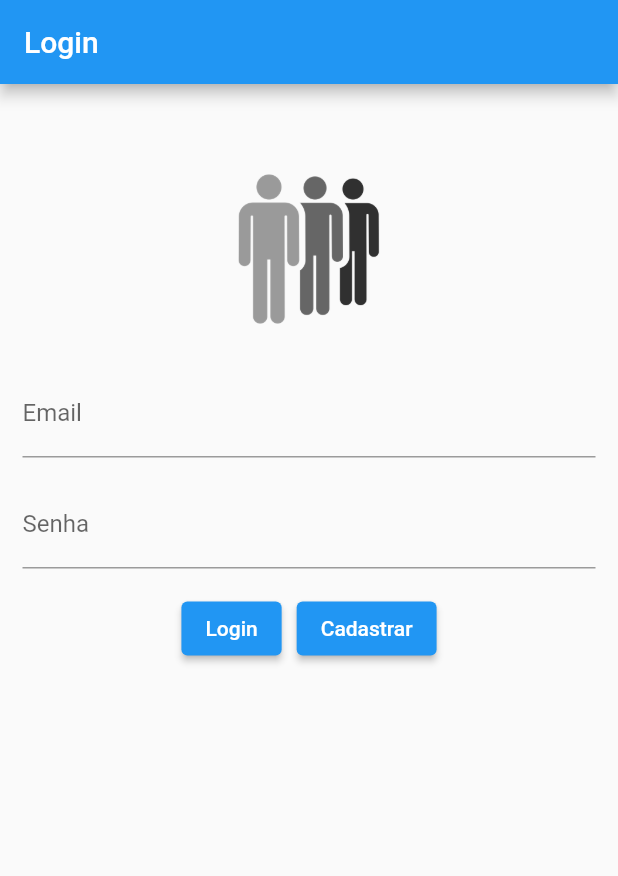
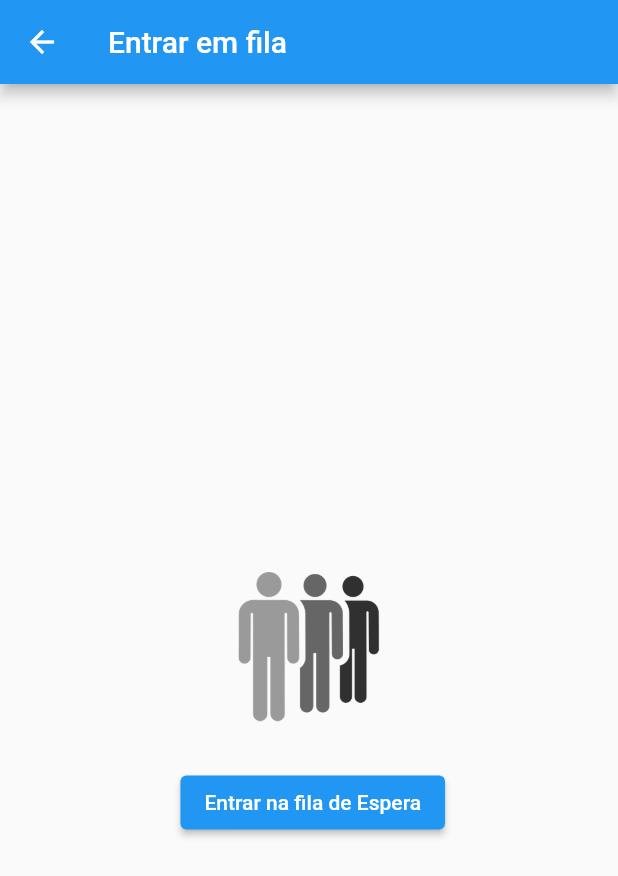
Before and after one commit to rm344672/controlador_filas, a Flutter app: the screen it shows after launch, after a tap on "Login", on a phone screen of 412 x 824 dp. Shown: the top 876 px of the screen. Run offline on Flutter 3.47's test engine with Material 2 defaults, Android fonts, the phone set to English and light mode, and no system bars; our stand-ins replace flutter_screenutil.

Commit message:
tela de entrada na fila

```diff
--- a/lib/main.dart
+++ b/lib/main.dart
@@ -12,7 +12,7 @@ class MyApp extends StatelessWidget {
   @override
   Widget build(BuildContext context) {
     return MaterialApp(
-      title: 'Flutter Demo',
+      title: 'Cadastro de filas',
       theme: ThemeData(
         primarySwatch: Colors.blue,
       ),
--- a/lib/screens/cadastro.dart
+++ b/lib/screens/cadastro_usuario.dart
@@ -16,7 +16,7 @@ class _CadastroWidgetState extends State<CadastroWidget> {
         appBar: AppBar(
           title: const Text("Cadastro de Usuários"),
         ),
-        body: SingleChildScrollView(
+        body: Center(
             child:
                 Column(mainAxisAlignment: MainAxisAlignment.center, children: [
           const Padding(
--- /dev/null
+++ b/lib/screens/entrar_fila.dart
@@ -0,0 +1,45 @@
+import 'package:flutter/material.dart';
+import 'package:flutter_screenutil/flutter_screenutil.dart';
+import 'package:gestor_fila/screens/fila.dart';
+
+class EntrarFilaWidget extends StatefulWidget {
+  const EntrarFilaWidget({Key? key}) : super(key: key);
+
+  @override
+  State<EntrarFilaWidget> createState() => _EntrarFilaWidgetState();
+}
+
+class _EntrarFilaWidgetState extends State<EntrarFilaWidget> {
+  @override
+  Widget build(BuildContext context) {
+    ScreenUtil.init(context, designSize: const Size(700, 1400));
+    return Scaffold(
+        appBar: AppBar(
+          title: const Text("Entrar em fila"),
+        ),
+        body: Center(
+            child:
+                Column(mainAxisAlignment: MainAxisAlignment.center, children: [
+          Padding(
+            padding: const EdgeInsets.only(top: 60.0, bottom: 30.0),
+            child: Center(
+              child: SizedBox(
+                  width: 150,
+                  height: 100,
+                  child: Image.asset('images/queue-logo.png')),
+            ),
+          ),
+          Padding(
+            padding: const EdgeInsets.only(left: 5.0),
+            child: ElevatedButton(
+                onPressed: () {
+                  Navigator.push(
+                      context,
+                      MaterialPageRoute(
+                          builder: (context) => const FilaWidget()));
+                },
+                child: const Text("Entrar na fila de Espera")),
+          )
+        ])));
+  }
+}
--- a/lib/screens/home.dart
+++ b/lib/screens/home.dart
@@ -1,6 +1,7 @@
 import 'package:flutter/material.dart';
 import 'package:flutter_screenutil/flutter_screenutil.dart';
-import 'package:gestor_fila/screens/cadastro.dart';
+import 'package:gestor_fila/screens/cadastro_usuario.dart';
+import 'package:gestor_fila/screens/entrar_fila.dart';
 
 class HomeWidget extends StatefulWidget {
   const HomeWidget({Key? key}) : super(key: key);
@@ -17,7 +18,7 @@ class _HomeWidgetState extends State<HomeWidget> {
       appBar: AppBar(
         title: const Text("Login"),
       ),
-      body: SingleChildScrollView(
+      body: Center(
         child: Column(
           children: [
             Padding(
@@ -53,7 +54,14 @@ class _HomeWidgetState extends State<HomeWidget> {
                     Padding(
                       padding: const EdgeInsets.only(right: 5.0),
                       child: ElevatedButton(
-                          onPressed: () {}, child: const Text("Login")),
+                          onPressed: () {
+                            Navigator.push(
+                                context,
+                                MaterialPageRoute(
+                                    builder: (context) =>
+                                        const EntrarFilaWidget()));
+                          },
+                          child: const Text("Login")),
                     ),
                     Padding(
                       padding: const EdgeInsets.only(left: 5.0),
```
Also changed, not shown: lib/screens/fila.dart (added, +41 -0 lines).
